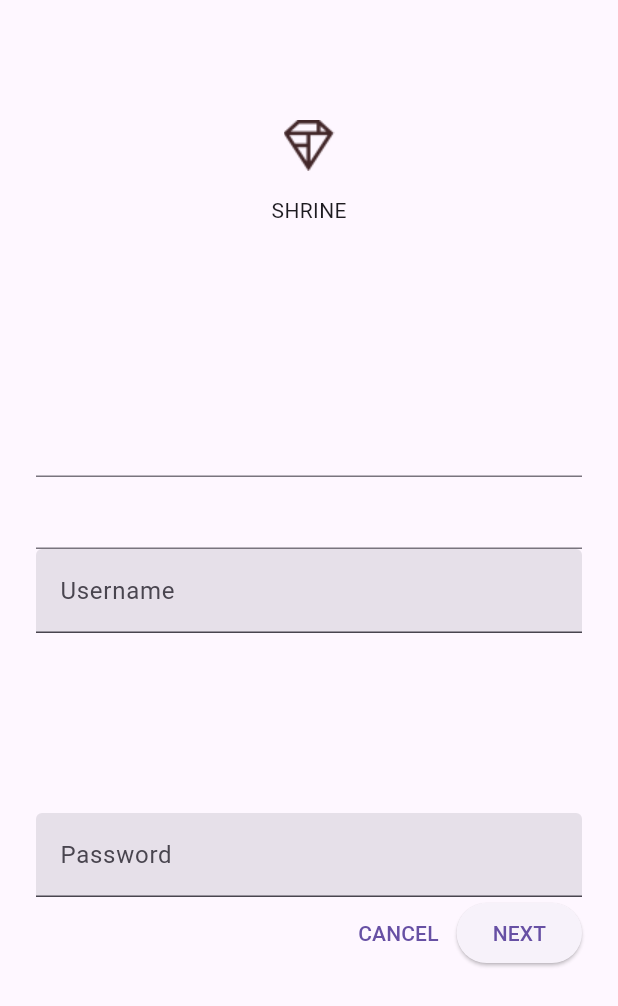
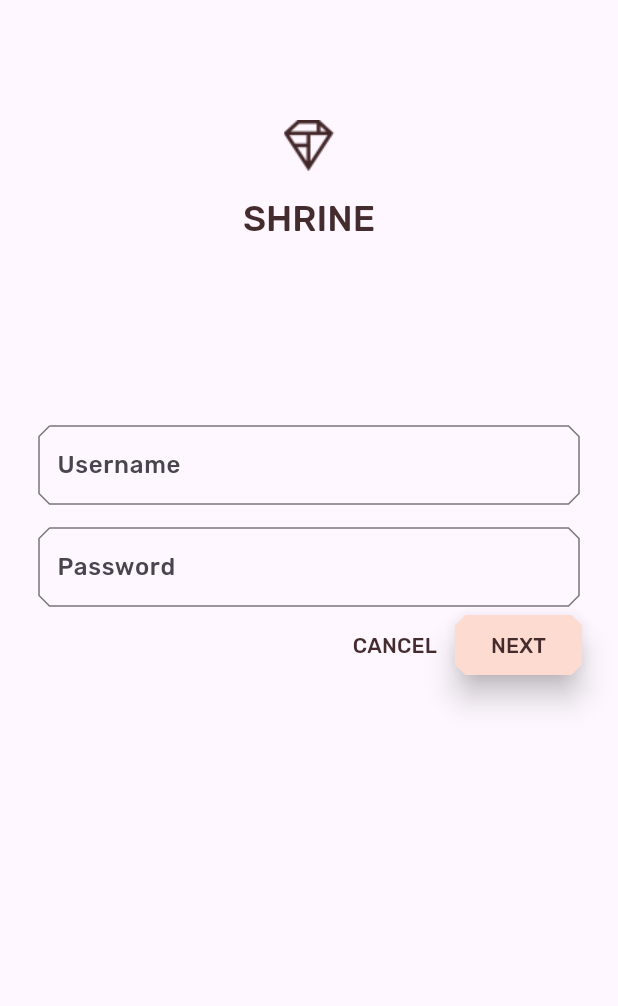
Before and after one commit to renoricardo4206/flutter-mdc-shrine, a Flutter app: the screen it shows after launch, after a tap on "CANCEL", on a phone screen of 412 x 824 dp. Shown: the top 1006 px of the screen. Run offline on Flutter 3.47's test engine with Material 3 defaults, Android fonts, the phone set to English and light mode, and no system bars.

Commit message:
MDC-103: theming with color, typography, elevation, shape, layout

```diff
--- a/lib/app.dart
+++ b/lib/app.dart
@@ -1,21 +1,9 @@
-// Copyright 2018-present the Flutter authors. All Rights Reserved.
-//
-// Licensed under the Apache License, Version 2.0 (the "License");
-// you may not use this file except in compliance with the License.
-// You may obtain a copy of the License at
-//
-// http://www.apache.org/licenses/LICENSE-2.0
-//
-// Unless required by applicable law or agreed to in writing, software
-// distributed under the License is distributed on an "AS IS" BASIS,
-// WITHOUT WARRANTIES OR CONDITIONS OF ANY KIND, either express or implied.
-// See the License for the specific language governing permissions and
-// limitations under the License.
-
 import 'package:flutter/material.dart';
 
 import 'home.dart';
 import 'login.dart';
+import 'colors.dart';
+import 'supplemental/cut_corners_border.dart';
 
 // TODO: Convert ShrineApp to stateful widget (104)
 class ShrineApp extends StatelessWidget {
@@ -35,10 +23,66 @@ class ShrineApp extends StatelessWidget {
         // TODO: Change backLayer field value to CategoryMenuPage (104)
       },
       // TODO: Customize the theme (103)
-      theme: ThemeData.light(useMaterial3: true),
+      theme: _kShrineTheme,
     );
   }
 }
 
 // TODO: Build a Shrine Theme (103)
+final ThemeData _kShrineTheme = _buildShrineTheme();
+
+ThemeData _buildShrineTheme() {
+  final ThemeData base = ThemeData.light(useMaterial3: true);
+  return base.copyWith(
+    colorScheme: base.colorScheme.copyWith(
+      primary: kShrinePink100,
+      onPrimary: kShrineBrown900,
+      secondary: kShrineBrown900,
+      error: kShrineErrorRed,
+    ),
+    // TODO: Add the text themes (103)
+    textTheme: _buildShrineTextTheme(base.textTheme),
+    textSelectionTheme: const TextSelectionThemeData(
+      selectionColor: kShrinePink100,
+    ),
+    // TODO: Decorate the inputs (103)
+    inputDecorationTheme: const InputDecorationTheme(
+      border: CutCornersBorder(),
+      focusedBorder: CutCornersBorder(
+        borderSide: BorderSide(
+          width: 2.0,
+          color: kShrineBrown900,
+        ),
+      ),
+      floatingLabelStyle: TextStyle(
+        color: kShrineBrown900,
+      ),
+    ),
+  );
+}
+
 // TODO: Build a Shrine Text Theme (103)
+TextTheme _buildShrineTextTheme(TextTheme base) {
+  return base
+      .copyWith(
+        headlineSmall: base.headlineSmall!.copyWith(
+          fontWeight: FontWeight.w500,
+        ),
+        titleLarge: base.titleLarge!.copyWith(
+          fontSize: 18.0,
+        ),
+        bodySmall: base.bodySmall!.copyWith(
+          fontWeight: FontWeight.w400,
+          fontSize: 14.0,
+        ),
+        bodyLarge: base.bodyLarge!.copyWith(
+          fontWeight: FontWeight.w500,
+          fontSize: 16.0,
+        ),
+      )
+      .apply(
+        fontFamily: 'Rubik',
+        displayColor: kShrineBrown900,
+        bodyColor: kShrineBrown900,
+      );
+}
--- /dev/null
+++ b/lib/colors.dart
@@ -0,0 +1,12 @@
+import 'package:flutter/material.dart';
+const kShrinePink50 = Color(0xFFFEEAE6);
+const kShrinePink100 = Color(0xFFFEDBD0);
+const kShrinePink300 = Color(0xFFFBB8AC);
+const kShrinePink400 = Color(0xFFEAA4A4);
+
+const kShrineBrown900 = Color(0xFF442B2D);
+
+const kShrineErrorRed = Color(0xFFC5032B);
+
+const kShrineSurfaceWhite = Color(0xFFFFFBFA);
+const kShrineBackgroundWhite = Colors.white;
--- a/lib/home.dart
+++ b/lib/home.dart
@@ -1,68 +1,12 @@
 import 'package:flutter/material.dart';
-import 'package:intl/intl.dart';
 
 import 'model/product.dart';
 import 'model/products_repository.dart';
+import 'supplemental/asymmetric_view.dart';
+
 class HomePage extends StatelessWidget {
   const HomePage({Key? key}) : super(key: key);
 
-  // TODO: Make a collection of cards (102)
-  List<Card> _buildGridCards(BuildContext context) {
-    List<Product> products = ProductsRepository.loadProducts(Category.all);
-
-    if (products.isEmpty) {
-      return const <Card>[];
-    }
-
-    final ThemeData theme = Theme.of(context);
-    final NumberFormat formatter = NumberFormat.simpleCurrency(
-        locale: Localizations.localeOf(context).toString());
-
-    return products.map((product) {
-      return Card(
-        clipBehavior: Clip.antiAlias,
-        // TODO: Adjust card heights (103)
-        child: Column(
-          // TODO: Center items on the card (103)
-          crossAxisAlignment: CrossAxisAlignment.start,
-          children: <Widget>[
-            AspectRatio(
-              aspectRatio: 18 / 11,
-              child: Image.asset(
-                product.assetName,
-                package: product.assetPackage,
-                // TODO: Adjust the box size (102)
-                fit: BoxFit.fitWidth,
-              ),
-            ),
-            Expanded(
-              child: Padding(
-                padding: const EdgeInsets.fromLTRB(16.0, 12.0, 16.0, 8.0),
-                child: Column(
-                  // TODO: Align labels to the bottom and center (103)
-                  crossAxisAlignment: CrossAxisAlignment.start,
-                  // TODO: Change innermost Column (103)
-                  children: <Widget>[
-                    //TODO: Handle overflowing labels (103)
-                    Text(
-                      product.name,
-                      style: theme.textTheme.titleLarge,
-                      maxLines: 1,
-                    ),
-                    const SizedBox(height: 8.0),
-                    Text(
-                      formatter.format(product.price),
-                      style: theme.textTheme.titleMedium,
-                    ),
-                  ],
-                ),
-              ),
-            ),
-          ],
-        ),
-      );
-    }).toList();
-  }
   // TODO: Add a variable for Category (104)
   @override
   Widget build(BuildContext context) {
@@ -105,12 +49,8 @@ class HomePage extends StatelessWidget {
         ],
       ),
       // TODO: Add a grid view (102)
-      body: GridView.count(
-        crossAxisCount: 2,
-        padding: const EdgeInsets.all(16.0),
-        childAspectRatio: 8.0 / 9.0,
-        // TODO: Build a grid of cards (102)
-        children: _buildGridCards(context), //Replace
+      body: AsymmetricView(
+        products: ProductsRepository.loadProducts(Category.all),
       ),
       // TODO: Set resizeToAvoidBottomInset (101)
       resizeToAvoidBottomInset: false,
--- a/lib/login.dart
+++ b/lib/login.dart
@@ -14,6 +14,8 @@
 
 import 'package:flutter/material.dart';
 
+import 'colors.dart';
+
 class LoginPage extends StatefulWidget {
   const LoginPage({Key? key}) : super(key: key);
 
@@ -25,6 +27,7 @@ class _LoginPageState extends State<LoginPage> {
   // TODO: Add text editing controllers (101)
   final _usernameController = TextEditingController();
   final _passwordController = TextEditingController();
+
   @override
   Widget build(BuildContext context) {
     return Scaffold(
@@ -37,7 +40,10 @@ class _LoginPageState extends State<LoginPage> {
               children: <Widget>[
                 Image.asset('assets/diamond.png'),
                 const SizedBox(height: 16.0),
-                const Text('SHRINE'),
+                Text(
+                  'SHRINE',
+                  style: Theme.of(context).textTheme.headlineSmall,
+                ),
               ],
             ),
             const SizedBox(height: 120.0),
@@ -46,24 +52,15 @@ class _LoginPageState extends State<LoginPage> {
             // [Name]
             TextField(
               controller: _usernameController,
-            ),
-
-            TextField(
-              controller: _passwordController,
-            ),
-            //[Name]
-            const TextField(
-              decoration:InputDecoration(
-                filled: true,
+              decoration: const InputDecoration(
                 labelText: 'Username',
               ),
             ),
-            //spacer
-            const SizedBox(height: 120.0),
-            //[Password]
-            const TextField(
-              decoration: InputDecoration(
-                filled: true,
+            const SizedBox(height: 12.0),
+            // [Password]
+            TextField(
+              controller: _passwordController,
+              decoration: const InputDecoration(
                 labelText: 'Password',
               ),
               obscureText: true,
@@ -71,25 +68,39 @@ class _LoginPageState extends State<LoginPage> {
             // TODO: Add button bar (101)
             OverflowBar(
               alignment: MainAxisAlignment.end,
-              //TODO: Add a beveled rectangular border to CANCEL (103)
+              // TODO: Add a beveled rectangular border to CANCEL (103)
               children: <Widget>[
-                //TODO: Add buttons (101)
+                // TODO: Add buttons (101)
                 TextButton(
                   child: const Text('CANCEL'),
-                  onPressed:(){
-                    //TODO: Clear the text fields (101)
+                  onPressed: () {
+                    // TODO: Clear the text fields (101)
                     _usernameController.clear();
                     _passwordController.clear();
                   },
+                  style: TextButton.styleFrom(
+                    foregroundColor: kShrineBrown900,
+                    shape: const BeveledRectangleBorder(
+                      borderRadius: BorderRadius.all(Radius.circular(7.0)),
+                    ),
+                  ),
                 ),
-                //TODO: Add an elevation to NEXT (103)
+                // TODO: Add an elevation to NEXT (103)
                 // TODO: Add a beveled rectangular border to NEXT (103)
                 ElevatedButton(
                   child: const Text('NEXT'),
                   onPressed: () {
-                //TODO: Show the next page (101)
-                Navigator.pop(context);
+                    // TODO: Show the next page (101)
+                    Navigator.pop(context);
                   },
+                  style: ElevatedButton.styleFrom(
+                    foregroundColor: kShrineBrown900,
+                    backgroundColor: kShrinePink100,
+                    elevation: 8.0,
+                    shape: const BeveledRectangleBorder(
+                      borderRadius: BorderRadius.all(Radius.circular(7.0)),
+                    ),
+                  ),
                 ),
               ],
             ),
--- a/pubspec.yaml
+++ b/pubspec.yaml
@@ -19,6 +19,12 @@ dev_dependencies:
 
 flutter:
   # TODO: Insert Fonts (103)
+  fonts:
+    - family: Rubik
+      fonts:
+        - asset: assets/fonts/Rubik-Regular.ttf
+        - asset: assets/fonts/Rubik-Medium.ttf
+          weight: 500
   uses-material-design: true
   assets:
     - assets/diamond.png
```
